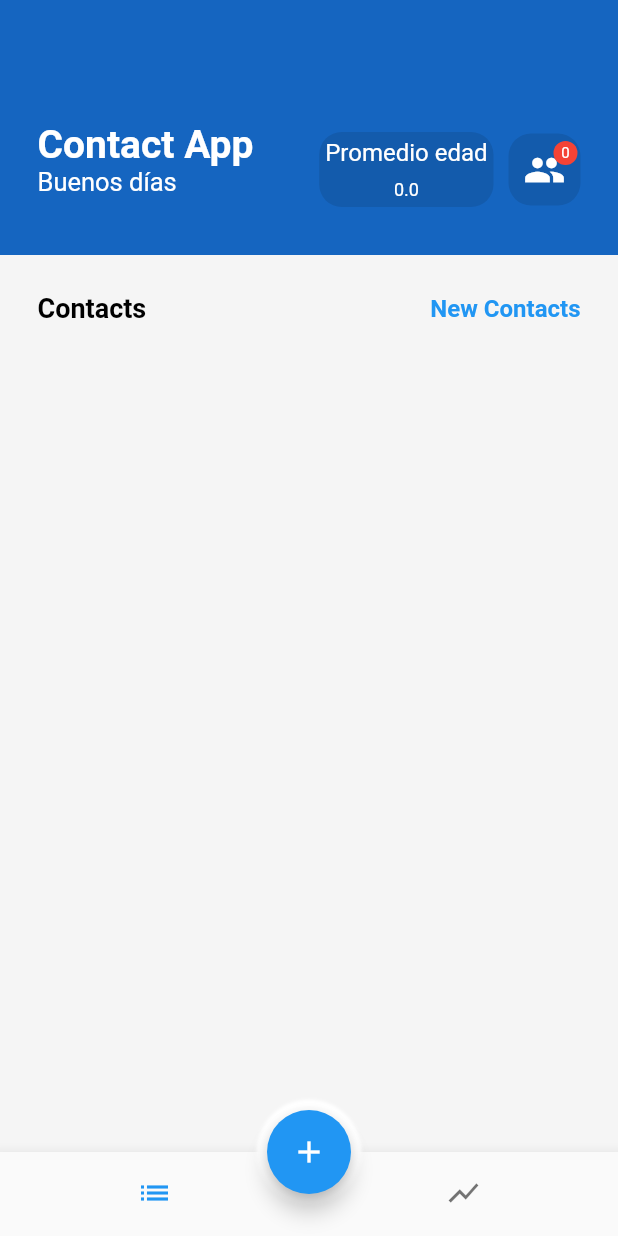
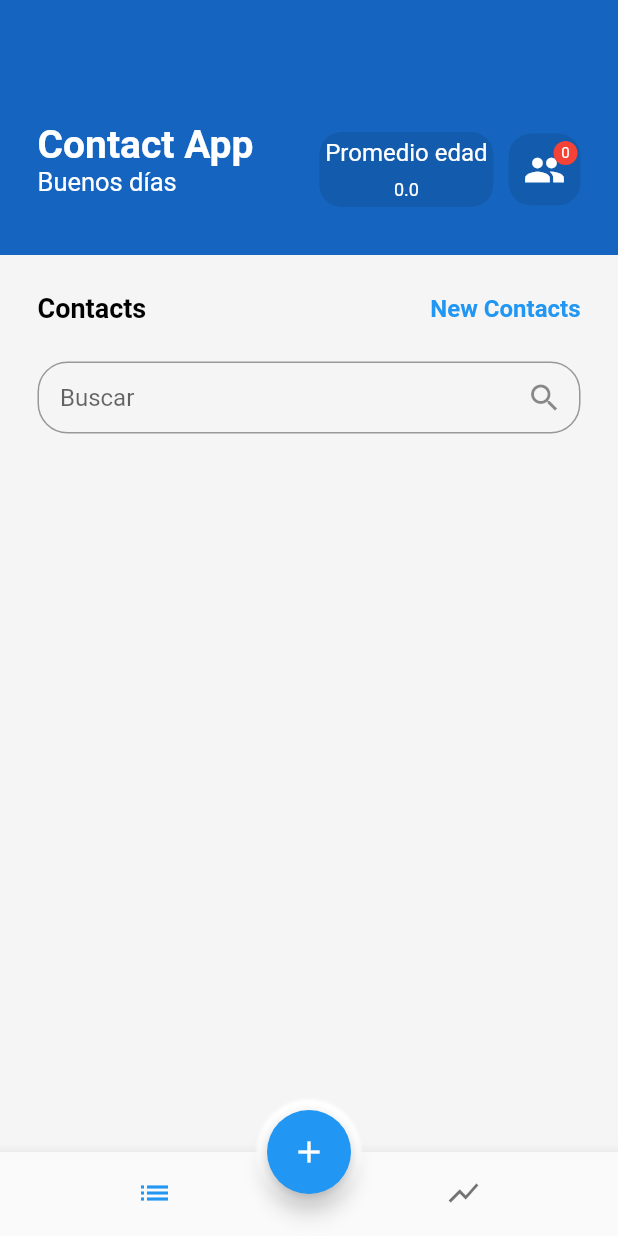
Before and after one commit to FelipeFranco0101/contact_app, a Flutter app: the ContactHomePages screen opened directly with empty values, on a phone screen of 412 x 824 dp. Run offline on Flutter 3.47's test engine with Material 2 defaults, Android fonts, the phone set to English and light mode, and no system bars; our stand-ins replace flutter_svg, sqflite; accounts and stored records are empty.

Commit message:
Se agrega nuevamente funcion de buscar para el nuevo diseño que se implemento

```diff
--- a/lib/contact_home_page.dart
+++ b/lib/contact_home_page.dart
@@ -15,6 +15,7 @@ class ContactHomePages extends StatefulWidget {
 }
 
 class _ContactHomeState extends State<ContactHomePages> {
+  bool isFilter = false;
   double _availableScreenWidth = 0;
   int _selectedIndex = 0;
   int amountContact = 0;
@@ -200,6 +201,21 @@ class _ContactHomeState extends State<ContactHomePages> {
             ],
           ),
         ),
+        Container(
+          padding: const EdgeInsets.only(left: 25, right: 25),
+          child: Column(
+            children: [
+              TextField(
+                onChanged: (value) => _filterContact(value),
+                decoration: InputDecoration(
+                    contentPadding: const EdgeInsetsDirectional.symmetric(vertical: 10.0, horizontal: 15),
+                    hintText: 'Buscar',
+                    suffixIcon: const Icon(Icons.search),
+                    border: OutlineInputBorder(borderRadius: BorderRadius.circular(20.0), borderSide: const BorderSide())),
+              ),
+            ],
+          ),
+        ),
         buildlistContactsList(),
       ]),
       floatingActionButton: Container(
@@ -208,7 +224,7 @@ class _ContactHomeState extends State<ContactHomePages> {
           onPressed: () {
             Navigator.of(context)
                 .push(MaterialPageRoute(builder: (context) => const FormContact(appBarTitle: 'Nuevo contacto')))
-                .then((value) => {countContactCreated(), getAverage(), setState(() {})});
+                .then((value) => {countContactCreated(), isFilter = false, getAverage(), setState(() {})});
           },
           child: const Icon(Icons.add),
         ),
@@ -317,7 +333,11 @@ class _ContactHomeState extends State<ContactHomePages> {
           if (snapshot.connectionState == ConnectionState.waiting) {
             return const Center(child: CircularProgressIndicator());
           }
-          listContact = snapshot.data!;
+          if (!isFilter) {
+            listContact = snapshot.data!;
+          }
+
+          //listContact = snapshot.data!;
           return Expanded(
             child: ListView.builder(
               itemCount: listContact.length,
@@ -471,11 +491,27 @@ class _ContactHomeState extends State<ContactHomePages> {
         .push(MaterialPageRoute(
           builder: (context) => FormContact(appBarTitle: title, contactEdit: contact),
         ))
-        .then((value) => {getAverage(), setState(() {})});
+        .then((value) => {getAverage(), isFilter = false, setState(() {})});
   }
 
   void deleteById(int id) async {
     await DatabaseHelper.instance.deleteContact(id).then((value) => {countContactCreated(), getAverage()});
     //reloadContacts();
   }
+
+  List<Contact> _filterContact(String enterKeyboard) {
+    List<Contact> result = [];
+    if (enterKeyboard.isEmpty) {
+      isFilter = false;
+      result = listContact;
+    } else {
+      isFilter = true;
+      result = listContact.where((element) => element.nombres.toLowerCase().trim().contains(enterKeyboard.toLowerCase().trim())).toList();
+    }
+
+    setState(() {
+      listContact = result;
+    });
+    return listContact;
+  }
 }
```
Also changed, not shown: pubspec.lock.
